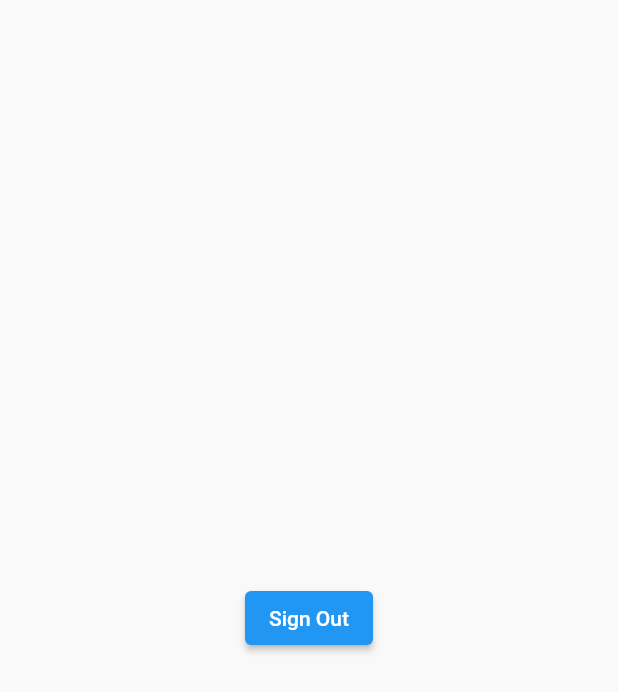
After one commit to josflesan/life-collab-app, a Flutter app: the OurHomeScreen screen opened directly, after a tap on "Sign Out", on a phone screen of 412 x 824 dp. The commit adds this screen. Shown: the top 692 px of the screen. Run offline on Flutter 3.47's test engine with Material 2 defaults, Android fonts, the phone set to English and light mode, and no system bars; our stand-ins replace firebase_auth, firebase_core, google_sign_in; missing offline and left inert: flutter_facebook_auth; accounts and stored records are empty.

Commit message:
Added Firebase Sign Out

```diff
--- /dev/null
+++ b/life-collab/lib/screens/home/home.dart
@@ -0,0 +1,32 @@
+import 'package:flutter/material.dart';
+import 'package:life_collab/screens/root/root.dart';
+import 'package:life_collab/states/currentUser.dart';
+import 'package:provider/provider.dart';
+
+class OurHomeScreen extends StatelessWidget {
+  const OurHomeScreen({Key key}) : super(key: key);
+
+  @override
+  Widget build(BuildContext context) {
+    return Scaffold(
+      body: Center(
+        child: ElevatedButton(
+          child: Text("Sign Out"),
+          onPressed: () async {
+            CurrentUser _currentUser =
+                Provider.of<CurrentUser>(context, listen: false);
+            String _returnString = await _currentUser.signOut();
+            if (_returnString == "success") {
+              Navigator.pushAndRemoveUntil(
+                  context,
+                  MaterialPageRoute(
+                    builder: (context) => OurRoot(),
+                  ),
+                  (route) => false);
+            }
+          },
+        ),
+      ),
+    );
+  }
+}
--- a/life-collab/lib/screens/login/localwidgets/alternative-login.dart
+++ b/life-collab/lib/screens/login/localwidgets/alternative-login.dart
@@ -1,6 +1,7 @@
 import 'package:flutter/material.dart';
 import 'package:life_collab/resources/menus/values/app_dimens.dart';
 import 'package:life_collab/resources/menus/values/app_styles.dart';
+import 'package:life_collab/screens/home/home.dart';
 import 'package:life_collab/screens/no-group/no-group.dart';
 import 'package:life_collab/states/currentUser.dart';
 import 'package:life_collab/widgets/link-account-button.dart';
@@ -19,7 +20,7 @@ class AlternativeLogin extends StatelessWidget {
           Navigator.popUntil(
               context, ModalRoute.withName('/')); // Pop all previous screens
           Navigator.of(context)
-              .push(MaterialPageRoute(builder: (context) => NoGroupScreen()));
+              .push(MaterialPageRoute(builder: (context) => OurHomeScreen()));
         } else {
           ScaffoldMessenger.of(context).showSnackBar(SnackBar(
               content: Text(_returnString), duration: Duration(seconds: 2)));
@@ -39,7 +40,7 @@ class AlternativeLogin extends StatelessWidget {
           Navigator.popUntil(
               context, ModalRoute.withName('/')); // Pop all previous screens
           Navigator.of(context)
-              .push(MaterialPageRoute(builder: (context) => NoGroupScreen()));
+              .push(MaterialPageRoute(builder: (context) => OurHomeScreen()));
         } else {
           ScaffoldMessenger.of(context).showSnackBar(SnackBar(
               content: Text(_returnString), duration: Duration(seconds: 2)));
--- a/life-collab/lib/screens/login/localwidgets/login-form.dart
+++ b/life-collab/lib/screens/login/localwidgets/login-form.dart
@@ -1,6 +1,7 @@
 import 'package:flutter/material.dart';
 import 'package:life_collab/resources/menus/values/app_colors.dart';
 import 'package:life_collab/resources/menus/values/app_dimens.dart';
+import 'package:life_collab/screens/home/home.dart';
 import 'package:life_collab/screens/no-group/no-group.dart';
 import 'package:life_collab/states/currentUser.dart';
 import 'package:life_collab/widgets/primary-button.dart';
@@ -28,7 +29,7 @@ class _OurLoginFormState extends State<OurLoginForm> {
         Navigator.popUntil(
             context, ModalRoute.withName('/')); // Pop all previous screens
         Navigator.of(context)
-            .push(MaterialPageRoute(builder: (context) => NoGroupScreen()));
+            .push(MaterialPageRoute(builder: (context) => OurHomeScreen()));
       } else {
         ScaffoldMessenger.of(context).showSnackBar(SnackBar(
             content: Text(_returnString), duration: Duration(seconds: 2)));
--- a/life-collab/lib/screens/root/root.dart
+++ b/life-collab/lib/screens/root/root.dart
@@ -1,4 +1,5 @@
 import 'package:flutter/material.dart';
+import 'package:life_collab/screens/home/home.dart';
 import 'package:life_collab/screens/landing/landing.dart';
 import 'package:life_collab/screens/no-group/no-group.dart';
 import 'package:life_collab/states/currentUser.dart';
@@ -46,7 +47,7 @@ class _OurRootState extends State<OurRoot> {
         break;
 
       case AuthStatus.loggedIn:
-        retVal = NoGroupScreen();
+        retVal = OurHomeScreen();
         break;
 
       default:
--- a/life-collab/lib/states/currentUser.dart
+++ b/life-collab/lib/states/currentUser.dart
@@ -19,6 +19,21 @@ class CurrentUser extends ChangeNotifier {
       User _firebaseUser = await _auth.currentUser;
       _uid = _firebaseUser.uid;
       _email = _firebaseUser.email;
+      retVal = "success";
+    } catch (e) {
+      print(e);
+    }
+
+    return retVal;
+  }
+
+  Future<String> signOut() async {
+    String retVal = "error";
+
+    try {
+      await _auth.signOut();
+      _uid = null;
+      _email = null;
       retVal = "success";
     } catch (e) {
       print(e);
```
